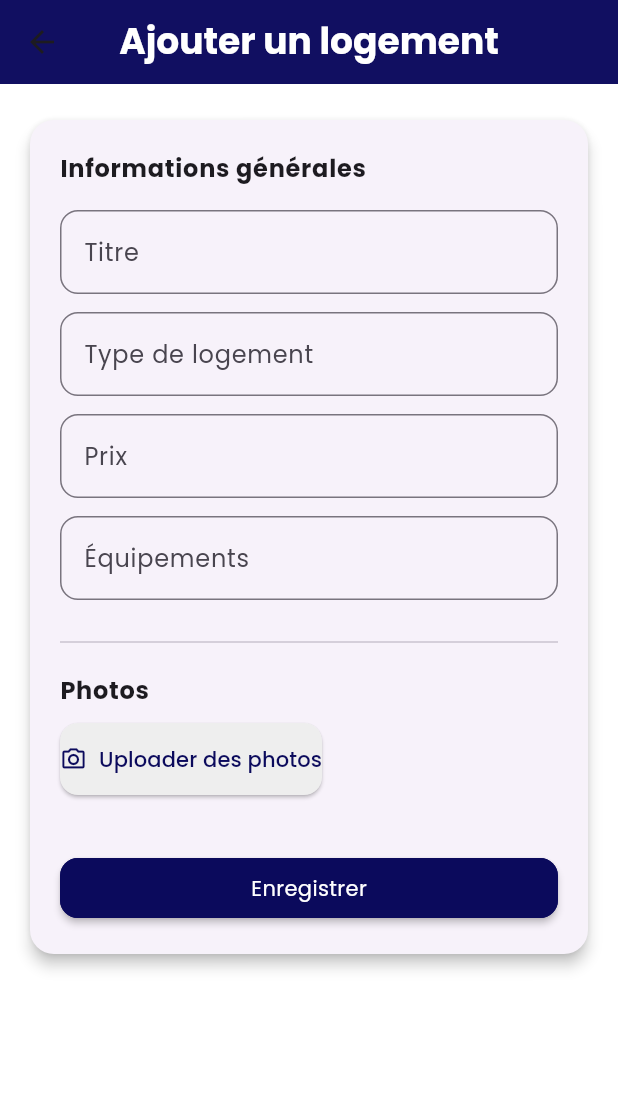
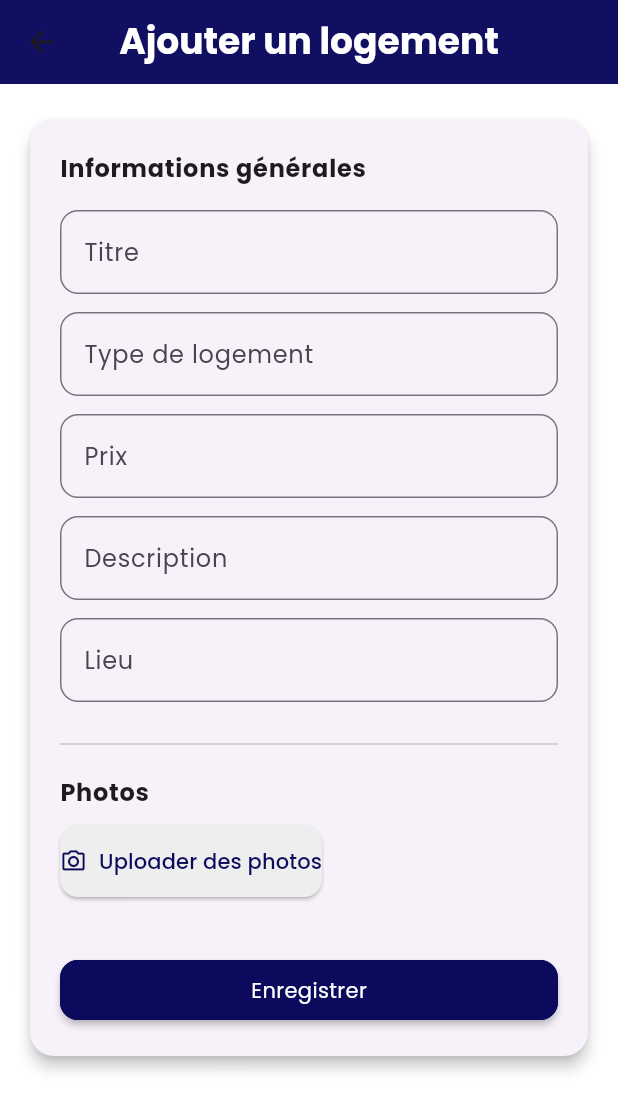
Before and after one commit to SinellaCorinne/EasyLodge, a Flutter app: the AjoutLoge screen opened directly, on a phone screen of 412 x 824 dp. Shown: the top 1111 px of the screen. Run offline on Flutter 3.47's test engine with Material 3 defaults, Android fonts, the phone set to English and light mode, and no system bars; our stand-ins replace curved_navigation_bar, dio, get, get_storage, google_fonts, iconsax and 1 more; accounts and stored records are empty.

Commit message:
odification effectué

```diff
--- a/lib/auth_etu/login.dart
+++ b/lib/auth_etu/login.dart
@@ -35,7 +35,7 @@ class _LoginState extends State<Login> {
 
     try {
       final response = await dio.post(
-        'http://192.168.100.192:8000/api/login', // 🔁 Mets ici ta vraie URL
+        '', // 🔁 Mets ici ta vraie URL
         data: {
           "email": emailController.text.trim(),
           "password": passwordController.text.trim(),
@@ -44,7 +44,7 @@ class _LoginState extends State<Login> {
 
       if (response.statusCode == 200 && response.data != null) {
         final data = response.data;
-        final role = data['role'];
+        final role = data['role_user'];
         final email = data['email'] ?? emailController.text;
         final message = data['message'] ?? 'Connexion réussie';
 
--- a/lib/pages/ecrans/bailleurs/ajout_loge.dart
+++ b/lib/pages/ecrans/bailleurs/ajout_loge.dart
@@ -20,7 +20,8 @@ class _AjoutLogeState extends State<AjoutLoge> {
   final titreController = TextEditingController();
   final typeController = TextEditingController();
   final prixController = TextEditingController();
-  final equipementsController = TextEditingController();
+  final descriptionController = TextEditingController();
+  final localisationController =TextEditingController();
 
   final List<XFile> _images = [];
   final ImagePicker _picker = ImagePicker();
@@ -41,7 +42,8 @@ class _AjoutLogeState extends State<AjoutLoge> {
         "titre": titreController.text.trim(),
         "type_logement": typeController.text.trim(),
         "prix": prixController.text.trim(),
-        "equipements": equipementsController.text.trim(),
+        "description": descriptionController.text.trim(),
+        'localisation':localisationController.text.trim(),
         "photos": [
           for (var image in _images)
             await dio_package.MultipartFile.fromFile(image.path, filename: image.name)
@@ -67,7 +69,8 @@ class _AjoutLogeState extends State<AjoutLoge> {
         titreController.clear();
         typeController.clear();
         prixController.clear();
-        equipementsController.clear();
+        descriptionController.clear();
+        localisationController.clear();
         setState(() => _images.clear());
       } else {
         Get.snackbar("Erreur", "Échec de l'ajout du logement",
@@ -84,7 +87,8 @@ class _AjoutLogeState extends State<AjoutLoge> {
     titreController.dispose();
     typeController.dispose();
     prixController.dispose();
-    equipementsController.dispose();
+    descriptionController.dispose();
+    localisationController.dispose();
     super.dispose();
   }
 
@@ -151,13 +155,24 @@ class _AjoutLogeState extends State<AjoutLoge> {
                   const SizedBox(height: 12),
 
                   TextFormField(
-                    controller: equipementsController,
+                    controller: descriptionController,
                     decoration: InputDecoration(
-                      labelText: "Équipements",
+                      labelText: "Description",
                       border: OutlineInputBorder(borderRadius: BorderRadius.circular(12)),
                     ),
                     validator: (value) =>
                     value == null || value.trim().isEmpty ? "Entrez les équipements" : null,
+                  ),
+                  const SizedBox(height: 12),
+
+                  TextFormField(
+                    controller: localisationController,
+                    decoration: InputDecoration(
+                      labelText: "Lieu",
+                      border: OutlineInputBorder(borderRadius: BorderRadius.circular(12)),
+                    ),
+                    validator: (value) =>
+                    value == null || value.trim().isEmpty ? "Entrez le lieu" : null,
                   ),
 
                   const SizedBox(height: 20),
```
Also changed, not shown: lib/auth_etu/register.dart (+9 -9 lines), lib/auth_etu/register2.dart (renamed from lib/auth_bailleur/register2.dart, +9 -9 lines), lib/composants/profil_user.dart (+4 -4 lines).
